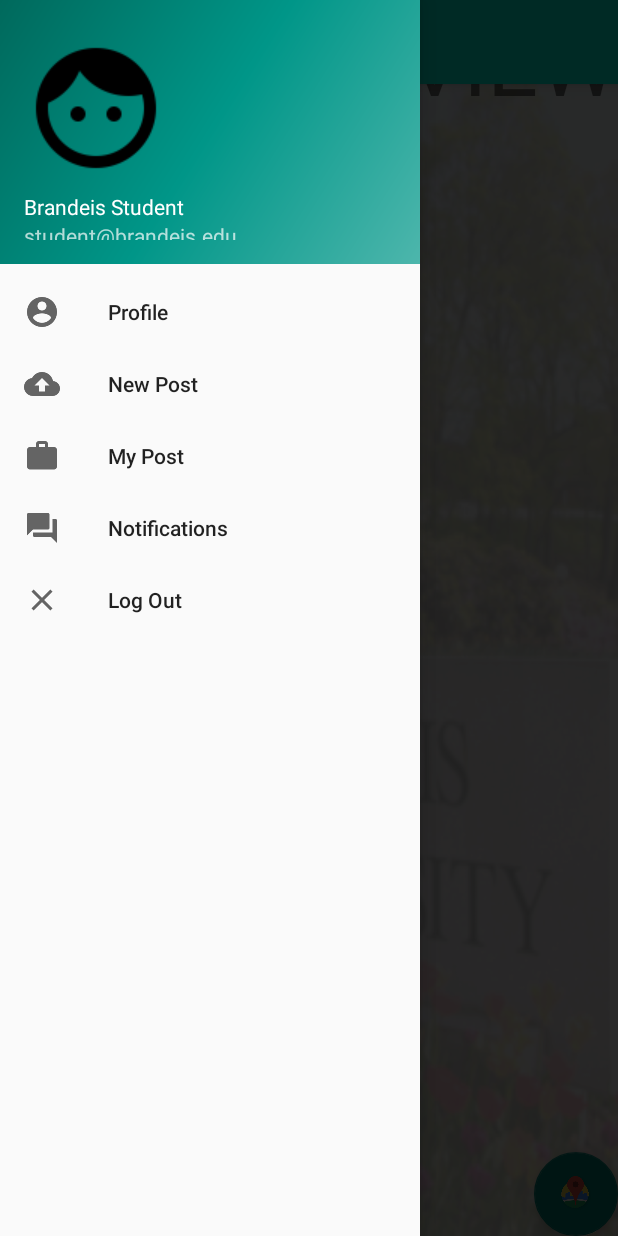
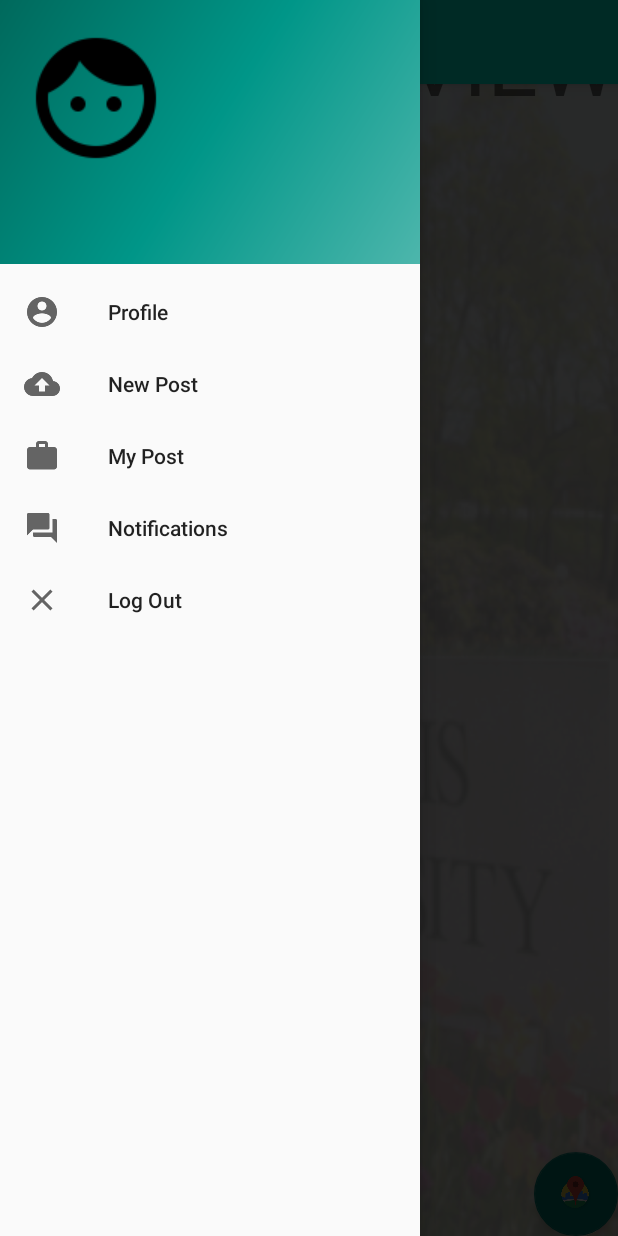
Before and after one commit to wonter123/AnyoneThereGithub, an Android app: the screen it shows after launch once a user with an empty profile is signed in (MainActivity), with the side drawer open, on a phone screen of 412 x 824 dp. Run offline under Robolectric (Android 15) with nearby library versions, the phone set to English and light mode, and no system bars; our stand-ins replace Firebase (no records; nobody signed in at launch, a user with empty details on screens opened directly); libraries missing offline, so code that uses them is left out: com.mindorks.placeholderview.

Commit message:
implement the update of menu header

```diff
--- a/app/src/main/java/anyonethere/cs/brandies/edu/anyonetheregithub/MainActivity.java
+++ b/app/src/main/java/anyonethere/cs/brandies/edu/anyonetheregithub/MainActivity.java
@@ -9,13 +9,17 @@ import android.support.v4.widget.DrawerLayout;
 import android.support.v7.app.ActionBarDrawerToggle;
 import android.support.v7.app.AppCompatActivity;
 import android.support.v7.widget.Toolbar;
+import android.util.Log;
 import android.view.MenuItem;
 import android.view.View;
+import android.widget.LinearLayout;
 import android.widget.TextView;
 
 import com.google.firebase.auth.FirebaseAuth;
 import com.google.firebase.auth.FirebaseUser;
 import com.mindorks.placeholderview.PlaceHolderView;
+
+import java.util.Arrays;
 
 
 public class MainActivity extends AppCompatActivity implements NavigationView.OnNavigationItemSelectedListener {
@@ -25,14 +29,42 @@ public class MainActivity extends AppCompatActivity implements NavigationView.On
     private Toolbar mToolbar;
     private PlaceHolderView mGalleryView;
 
+    NavigationView navigationView;
+    View menuheader;
+    TextView userName;
+    TextView userEmail;
+
     @Override
     protected void onCreate(Bundle savedInstanceState) {
         super.onCreate(savedInstanceState);
         setContentView(R.layout.activity_main);
 
+        navigationView = (NavigationView) findViewById(R.id.nav_view);
+
+//        FirebaseUser user = FirebaseAuth.getInstance().getCurrentUser();
+//        ((TextView) findViewById(R.id.nav_username)).setText(user.getDisplayName());
+//        ((TextView) findViewById(R.id.nav_email)).setText(user.getEmail());
+
+        // set the user profile in menu header
         FirebaseUser user = FirebaseAuth.getInstance().getCurrentUser();
-        ((TextView) findViewById(R.id.nav_username)).setText(user.getDisplayName());
-        ((TextView) findViewById(R.id.nav_email)).setText(user.getEmail());
+
+        menuheader = navigationView.getHeaderView(0);
+
+        if (menuheader != null) {
+            userEmail = (TextView) menuheader.findViewById(R.id.nav_email);
+            userName = (TextView) menuheader.findViewById(R.id.nav_username);
+            String email = user.getEmail();
+            String name = email.split("@")[0];
+
+            // load menu navigation data
+            userName.setText(name);
+            userEmail.setText(email);
+        } else {
+            Log.d("Warning", "menu header is null");
+        }
+
+
+        // set tool bar
         Toolbar toolbar = (Toolbar) findViewById(R.id.toolbar);
         setSupportActionBar(toolbar);
 
--- a/app/src/main/res/layout/nav_header_main.xml
+++ b/app/src/main/res/layout/nav_header_main.xml
@@ -1,6 +1,7 @@
 <?xml version="1.0" encoding="utf-8"?>
 <LinearLayout xmlns:android="http://schemas.android.com/apk/res/android"
     xmlns:app="http://schemas.android.com/apk/res-auto"
+    android:id="@+id/main_menu_header"
     android:layout_width="match_parent"
     android:layout_height="@dimen/nav_header_height"
     android:background="@drawable/side_nav_bar"
@@ -16,21 +17,17 @@
         android:id="@+id/imageView"
         android:layout_width="wrap_content"
         android:layout_height="wrap_content"
-        android:paddingTop="@dimen/nav_header_vertical_spacing"
         app:srcCompat="@drawable/ic_face" />
 
     <TextView
         android:id="@+id/nav_username"
-        android:layout_width="match_parent"
+        android:layout_width="wrap_content"
         android:layout_height="wrap_content"
-        android:paddingTop="@dimen/nav_header_vertical_spacing"
-        android:text="Brandeis Student"
-        android:textAppearance="@style/TextAppearance.AppCompat.Body1" />
+        android:textSize="20dp"/>
 
     <TextView
         android:id="@+id/nav_email"
         android:layout_width="wrap_content"
-        android:layout_height="wrap_content"
-        android:text="student@brandeis.edu" />
+        android:layout_height="wrap_content" />
 
 </LinearLayout>
--- a/app/src/main/res/layout/post_request.xml
+++ b/app/src/main/res/layout/post_request.xml
@@ -1,4 +1,5 @@
 <?xml version="1.0" encoding="utf-8"?>
+
 <RelativeLayout xmlns:android="http://schemas.android.com/apk/res/android"
     android:layout_width="match_parent" android:layout_height="match_parent">
 
--- a/app/src/main/res/values/colors.xml
+++ b/app/src/main/res/values/colors.xml
@@ -4,4 +4,5 @@
     <color name="colorPrimaryDark">#303F9F</color>
     <color name="brandeisGreen_dark">#00695C</color>
     <color name="colorAccent">#FF4081</color>
+    <color name="titleBar">#ececec</color>
 </resources>
```
